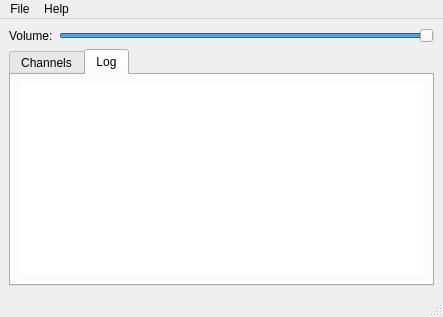
The window that pysoundsense/gui/mainwindow.ui (cryzed/PySoundSense) describes before a commit, drawn with Qt 5.
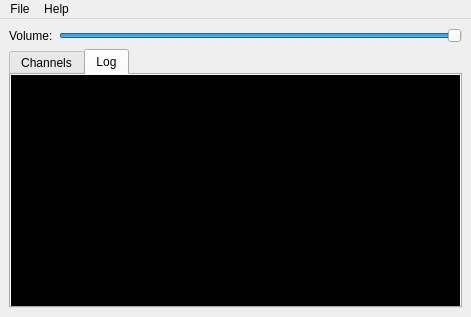
The same window after the commit. The open tabs and pages were chosen to show the change. Icons and pictures are not drawn. Custom widgets are drawn as their Qt base class.

```diff
--- a/pysoundsense/gui/mainwindow.ui
+++ b/pysoundsense/gui/mainwindow.ui
@@ -7,7 +7,7 @@
    <rect>
     <x>0</x>
     <y>0</y>
-    <width>443</width>
+    <width>471</width>
     <height>317</height>
    </rect>
   </property>
@@ -55,8 +55,111 @@
         <string>Log</string>
        </attribute>
        <layout class="QVBoxLayout" name="verticalLayout_2">
+        <property name="leftMargin">
+         <number>0</number>
+        </property>
+        <property name="topMargin">
+         <number>0</number>
+        </property>
+        <property name="rightMargin">
+         <number>0</number>
+        </property>
+        <property name="bottomMargin">
+         <number>0</number>
+        </property>
         <item>
          <widget class="QTextEdit" name="log">
+          <property name="palette">
+           <palette>
+            <active>
+             <colorrole role="Text">
+              <brush brushstyle="SolidPattern">
+               <color alpha="255">
+                <red>255</red>
+                <green>255</green>
+                <blue>255</blue>
+               </color>
+              </brush>
+             </colorrole>
+             <colorrole role="Base">
+              <brush brushstyle="SolidPattern">
+               <color alpha="255">
+                <red>0</red>
+                <green>0</green>
+                <blue>0</blue>
+               </color>
+              </brush>
+             </colorrole>
+             <colorrole role="PlaceholderText">
+              <brush brushstyle="SolidPattern">
+               <color alpha="128">
+                <red>255</red>
+                <green>255</green>
+                <blue>255</blue>
+               </color>
+              </brush>
+             </colorrole>
+            </active>
+            <inactive>
+             <colorrole role="Text">
+              <brush brushstyle="SolidPattern">
+               <color alpha="255">
+                <red>255</red>
+                <green>255</green>
+                <blue>255</blue>
+               </color>
+              </brush>
+             </colorrole>
+             <colorrole role="Base">
+              <brush brushstyle="SolidPattern">
+               <color alpha="255">
+                <red>0</red>
+                <green>0</green>
+                <blue>0</blue>
+               </color>
+              </brush>
+             </colorrole>
+             <colorrole role="PlaceholderText">
+              <brush brushstyle="SolidPattern">
+               <color alpha="128">
+                <red>255</red>
+                <green>255</green>
+                <blue>255</blue>
+               </color>
+              </brush>
+             </colorrole>
+            </inactive>
+            <disabled>
+             <colorrole role="Text">
+              <brush brushstyle="SolidPattern">
+               <color alpha="255">
+                <red>189</red>
+                <green>191</green>
+                <blue>195</blue>
+               </color>
+              </brush>
+             </colorrole>
+             <colorrole role="Base">
+              <brush brushstyle="SolidPattern">
+               <color alpha="255">
+                <red>244</red>
+                <green>244</green>
+                <blue>244</blue>
+               </color>
+              </brush>
+             </colorrole>
+             <colorrole role="PlaceholderText">
+              <brush brushstyle="SolidPattern">
+               <color alpha="128">
+                <red>92</red>
+                <green>97</green>
+                <blue>108</blue>
+               </color>
+              </brush>
+             </colorrole>
+            </disabled>
+           </palette>
+          </property>
           <property name="frameShape">
            <enum>QFrame::NoFrame</enum>
           </property>
@@ -76,7 +179,7 @@
     <rect>
      <x>0</x>
      <y>0</y>
-     <width>443</width>
+     <width>471</width>
      <height>28</height>
     </rect>
    </property>
@@ -104,7 +207,6 @@
    <addaction name="menuFile"/>
    <addaction name="menuHelp"/>
   </widget>
-  <widget class="QStatusBar" name="statusbar"/>
   <action name="actionGamelog">
    <property name="text">
     <string>Game log</string>
```
Left out of the diff: 6 changed lines with no effect on the pictures.
